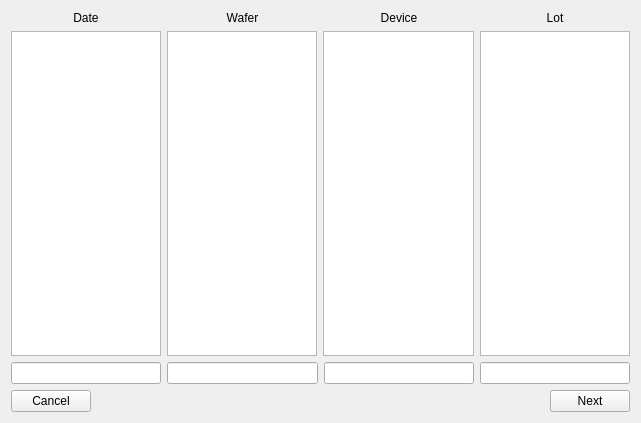
Mesrop-Gevorgyan/ATRChipset, file src/SelectionDialog/selectiondatadialog.ui: the form before one commit.
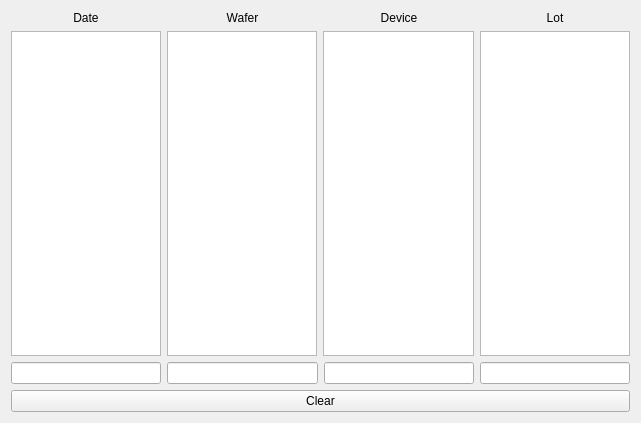
The form after the commit.

Commit message: Cancel->Clear

Patch:
```diff
--- a/src/SelectionDialog/selectiondatadialog.ui
+++ b/src/SelectionDialog/selectiondatadialog.ui
@@ -100,30 +100,7 @@
           <enum>Qt::NoFocus</enum>
          </property>
          <property name="text">
-          <string>Cancel</string>
-         </property>
-        </widget>
-       </item>
-       <item>
-        <spacer name="horizontalSpacer">
-         <property name="orientation">
-          <enum>Qt::Horizontal</enum>
-         </property>
-         <property name="sizeHint" stdset="0">
-          <size>
-           <width>40</width>
-           <height>20</height>
-          </size>
-         </property>
-        </spacer>
-       </item>
-       <item>
-        <widget class="QPushButton" name="pushButton_Next">
-         <property name="focusPolicy">
-          <enum>Qt::NoFocus</enum>
-         </property>
-         <property name="text">
-          <string>Next</string>
+          <string>Clear</string>
          </property>
         </widget>
        </item>
```
The commit also changes 2 other files.
